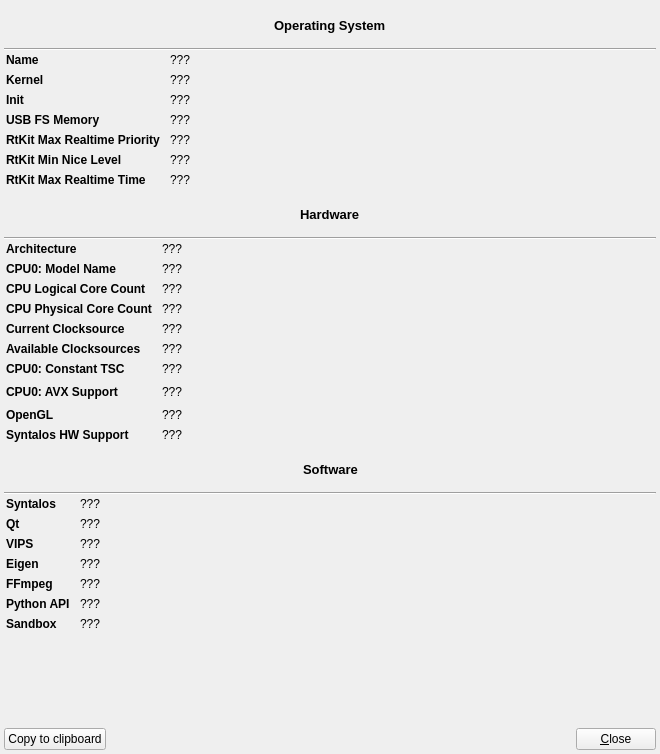
Before: the Qt Designer form src/sysinfodialog.ui in syntalos/syntalos, drawn with Qt 5.
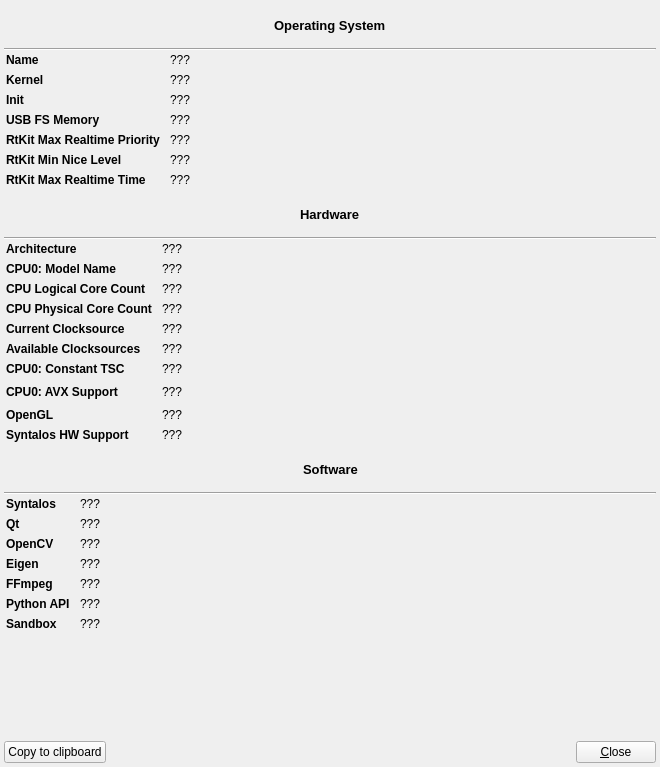
After: the same form once the commit is applied. Icons and pictures are not drawn.

Commit message:
Make OpenCV matrix the default image-passing type again
While the memory management of OpenCV is a bit of an issue for Syntalos,
using VIPS turned out to require even more copies of image data than
thought. It also does create an annoying friction point due to OpenCV
being a lot more popular.
So, defaulting to OpenCV is the sensible, low-friction choice. We keep
VIPS around for now though, for operations where it excells, like
batch-processing multiple operations on an image.

```diff
--- a/src/sysinfodialog.ui
+++ b/src/sysinfodialog.ui
@@ -7,7 +7,7 @@
     <x>0</x>
     <y>0</y>
     <width>660</width>
-    <height>754</height>
+    <height>767</height>
    </rect>
   </property>
   <property name="windowTitle">
@@ -820,11 +820,12 @@
          <widget class="QLabel" name="vipsLabel">
           <property name="font">
            <font>
+            <weight>75</weight>
             <bold>true</bold>
            </font>
           </property>
           <property name="text">
-           <string>VIPS</string>
+           <string>OpenCV</string>
           </property>
          </widget>
         </item>
```
Left out of the diff: 31 changed lines with no effect on the pictures. The commit also changes 52 other files.
